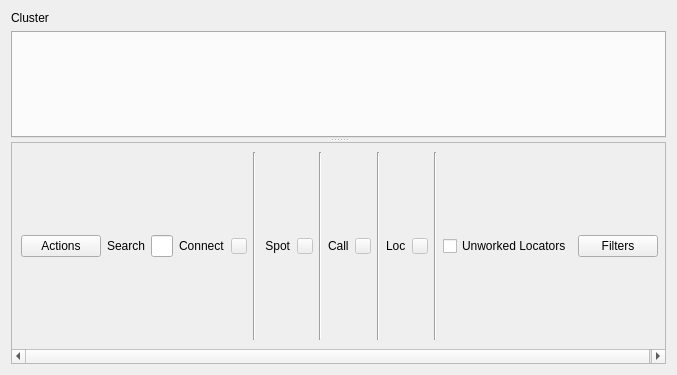
Qt form mqt/MqtLogger/clusterclientframe.ui (Rsclub22/Minos2-Mirror) before a commit.
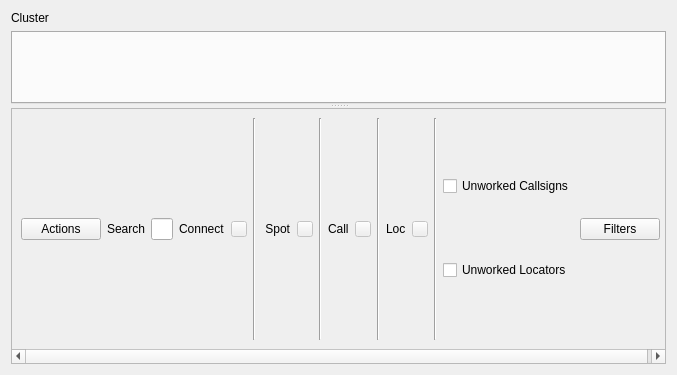
The same form after that commit. Custom widgets are drawn as their Qt base class.

Commit message: add unworked callsign filter and send spot button invisible when on run freq.

Patch:
```diff
--- a/mqt/MqtLogger/clusterclientframe.ui
+++ b/mqt/MqtLogger/clusterclientframe.ui
@@ -22,7 +22,7 @@
   <property name="autoFillBackground">
    <bool>true</bool>
   </property>
-  <layout class="QVBoxLayout" name="verticalLayout_2">
+  <layout class="QVBoxLayout" name="verticalLayout_3">
    <item>
     <widget class="MinosSplitter" name="clusterSplitter">
      <property name="orientation">
@@ -259,11 +259,22 @@
          </spacer>
         </item>
         <item>
+         <layout class="QVBoxLayout" name="verticalLayout_2">
+          <item>
+           <widget class="QCheckBox" name="unworkedCallsignsChkBox">
+            <property name="text">
+             <string>Unworked Callsigns</string>
+            </property>
+           </widget>
+          </item>
+          <item>
          <widget class="QCheckBox" name="unworkedLocChkBox">
           <property name="text">
            <string>Unworked Locators</string>
           </property>
          </widget>
+          </item>
+         </layout>
         </item>
         <item>
          <widget class="QPushButton" name="filtersBut">
```
Lines whose indentation alone changed are shown as unchanged. The commit also changes 4 other files.
